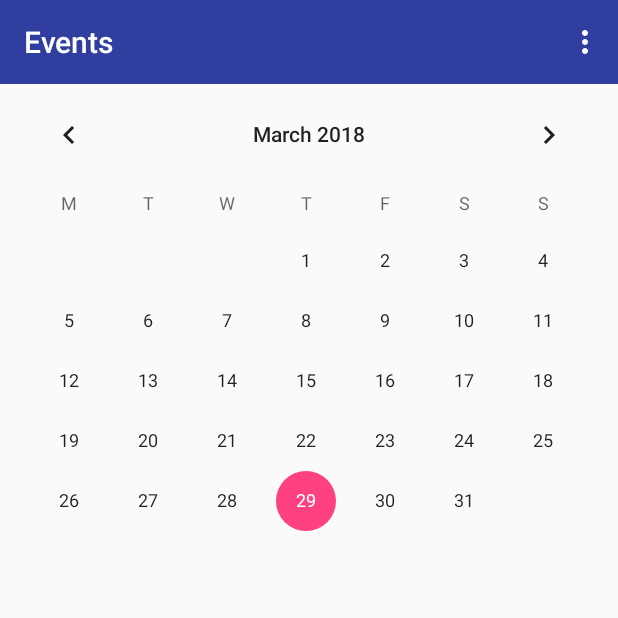
After one commit to lambrechtalex/STLZoo, an Android app: the EventsActivity screen opened directly, with no data from a screen before it, on a phone screen of 412 x 824 dp, the top half of it. The commit adds this screen. Run offline under Robolectric (Android 15) with nearby library versions, the phone set to English and light mode, and no system bars.

Commit message:
Calendar activity + xml

```diff
--- a/app/build.gradle
+++ b/app/build.gradle
@@ -6,7 +6,7 @@ android {
     compileSdkVersion 26
     defaultConfig {
         applicationId "com.example.alexl.stlzoo"
-        minSdkVersion 15
+        minSdkVersion 16
         targetSdkVersion 26
         versionCode 1
         versionName "1.0"
--- a/app/src/main/AndroidManifest.xml
+++ b/app/src/main/AndroidManifest.xml
@@ -76,6 +76,11 @@
             android:theme="@style/AppTheme.NoActionBar"
             android:label="Dining Locations" >
         </activity>
+        <activity
+            android:name=".EventsActivity"
+            android:theme="@style/AppTheme.NoActionBar"
+            android:label="Events" >
+        </activity>
 
         <!--
              The API key for Google Maps-based APIs is defined as a string resource.
--- /dev/null
+++ b/app/src/main/java/com/example/alexl/stlzoo/EventsActivity.java
@@ -0,0 +1,105 @@
+package com.example.alexl.stlzoo;
+
+import android.content.Intent;
+import android.graphics.Color;
+import android.support.design.widget.NavigationView;
+import android.support.v4.widget.DrawerLayout;
+import android.support.v7.app.AppCompatActivity;
+import android.os.Bundle;
+import android.support.v7.widget.Toolbar;
+import android.util.Log;
+import android.view.Menu;
+import android.view.MenuInflater;
+import android.view.MenuItem;
+import android.widget.CalendarView;
+import android.widget.Toast;
+
+public class EventsActivity extends AppCompatActivity {
+
+    CalendarView simpleCalendarView;
+    private DrawerLayout mDrawer;
+    private Toolbar toolbar;
+    private NavigationView nvView;
+
+    @Override
+    protected void onCreate(Bundle savedInstanceState) {
+        super.onCreate(savedInstanceState);
+        setContentView(R.layout.activity_events);
+        simpleCalendarView = (CalendarView) findViewById(R.id.simpleCalendarView); // get the reference of CalendarView
+        simpleCalendarView.setFocusedMonthDateColor(Color.RED); // set the red color for the dates of  focused month
+        simpleCalendarView.setUnfocusedMonthDateColor(Color.BLUE); // set the yellow color for the dates of an unfocused month
+        simpleCalendarView.setSelectedWeekBackgroundColor(Color.RED); // red color for the selected week's background
+        simpleCalendarView.setWeekSeparatorLineColor(Color.GREEN); // green color for the week separator line
+        // perform setOnDateChangeListener event on CalendarView
+        simpleCalendarView.setOnDateChangeListener(new CalendarView.OnDateChangeListener() {
+            @Override
+            public void onSelectedDayChange(CalendarView view, int year, int month, int dayOfMonth) {
+                // display the selected date by using a toast
+                Toast.makeText(getApplicationContext(), dayOfMonth + "/" + month + "/" + year, Toast.LENGTH_LONG).show();
+            }
+        });
+        // Set a Toolbar to replace the ActionBar.
+        toolbar = findViewById(R.id.toolbar);
+        setSupportActionBar(toolbar);
+
+        // Find our drawer view
+        mDrawer = findViewById(R.id.drawer_layout);
+
+        nvView = findViewById(R.id.nvView);
+
+        nvView.setNavigationItemSelectedListener(new NavigationView.OnNavigationItemSelectedListener() {
+
+            // This method will trigger on item Click of navigation menu
+            public boolean onNavigationItemSelected(MenuItem menuItem) {
+                if(menuItem.getItemId() == R.id.rivers_edge){
+                    Log.d("Entered case 1", "Entered case1");
+                    Intent riverAct = new Intent(getApplicationContext(), RiversEdgeActivity.class);
+                    startActivity(riverAct);
+                }
+                if(menuItem.getItemId() == R.id.the_wild) {
+                    Intent wildAct = new Intent(getApplicationContext(), TheWildActivity.class);
+                    startActivity(wildAct);
+                }
+                if(menuItem.getItemId() == R.id.discovery_center) {
+                    Intent discoveryAct = new Intent(getApplicationContext(), DiscoveryCenterActivity.class);
+                    startActivity(discoveryAct);
+                }
+                if(menuItem.getItemId() == R.id.historic_hill) {
+                    Intent historicAct = new Intent(getApplicationContext(), HistoricHillActivity.class);
+                    startActivity(historicAct);
+                }
+                if(menuItem.getItemId() == R.id.lakeside_crossing) {
+                    Intent lakesideAct = new Intent(getApplicationContext(), LakesideCrossingActivity.class);
+                    startActivity(lakesideAct);
+                }
+                if(menuItem.getItemId() == R.id.red_rocks) {
+                    Intent redAct = new Intent(getApplicationContext(), RedRocksActivity.class);
+                    startActivity(redAct);
+                }
+                if(menuItem.getItemId() == R.id.dining) {
+                    Intent diningAct = new Intent(getApplicationContext(), DiningActivity.class);
+                    startActivity(diningAct);
+                }
+                if(menuItem.getItemId() == R.id.map) {
+                    Intent mapAct = new Intent(getApplicationContext(), MapsActivity.class);
+                    startActivity(mapAct);
+                }
+                if(menuItem.getItemId() == R.id.events) {
+                    Intent eventsAct = new Intent(getApplicationContext(), EventsActivity.class);
+                    startActivity(eventsAct);
+                }
+                mDrawer.closeDrawers();
+                return true;
+
+            }
+        });
+    }
+    @Override
+    public boolean onCreateOptionsMenu(Menu menu){
+        MenuInflater inflater = getMenuInflater();
+        inflater.inflate(R.menu.drawer, menu);
+        return true;
+    }
+
+
+}
--- a/app/src/main/java/com/example/alexl/stlzoo/MapsActivity.java
+++ b/app/src/main/java/com/example/alexl/stlzoo/MapsActivity.java
@@ -101,7 +101,10 @@ public class MapsActivity extends AppCompatActivity implements OnMapReadyCallbac
                     Intent mapAct = new Intent(getApplicationContext(), MapsActivity.class);
                     startActivity(mapAct);
                 }
-
+                if(menuItem.getItemId() == R.id.events) {
+                    Intent eventsAct = new Intent(getApplicationContext(), EventsActivity.class);
+                    startActivity(eventsAct);
+                }
                 mDrawer.closeDrawers();
                 return true;
 
--- /dev/null
+++ b/app/src/main/res/layout/activity_events.xml
@@ -0,0 +1,53 @@
+
+<!-- This DrawerLayout has two children at the root  -->
+<android.support.v4.widget.DrawerLayout
+    xmlns:android="http://schemas.android.com/apk/res/android"
+    xmlns:app="http://schemas.android.com/apk/res-auto"
+    android:id="@+id/drawer_layout"
+    android:layout_width="match_parent"
+    android:layout_height="match_parent">
+
+    <!-- This LinearLayout represents the contents of the screen  -->
+    <LinearLayout
+        android:layout_width="match_parent"
+        android:layout_height="match_parent"
+        android:orientation="vertical">
+
+        <android.support.v7.widget.Toolbar
+            xmlns:android="http://schemas.android.com/apk/res/android"
+            xmlns:app="http://schemas.android.com/apk/res-auto"
+            android:id="@+id/toolbar"
+            android:layout_height="wrap_content"
+            android:layout_width="match_parent"
+            android:fitsSystemWindows="true"
+            android:minHeight="?attr/actionBarSize"
+            app:theme="@style/ThemeOverlay.AppCompat.Dark.ActionBar"
+            android:background="?attr/colorPrimaryDark">
+        </android.support.v7.widget.Toolbar>
+
+        <CalendarView
+            android:id="@+id/simpleCalendarView"
+            android:layout_width="fill_parent"
+            android:layout_height="fill_parent"
+            android:firstDayOfWeek="2"
+            android:maxDate="01/01/2020"
+            android:minDate="01/01/2018" />
+
+        <!-- The main content view where fragments are loaded -->
+        <FrameLayout
+            android:id="@+id/flContent"
+            app:layout_behavior="@string/appbar_scrolling_view_behavior"
+            android:layout_width="match_parent"
+            android:layout_height="match_parent" />
+    </LinearLayout>
+
+    <!-- The navigation drawer that comes from the left -->
+    <!-- Note that `android:layout_gravity` needs to be set to 'start' -->
+    <android.support.design.widget.NavigationView
+        android:id="@+id/nvView"
+        android:layout_width="wrap_content"
+        android:layout_height="match_parent"
+        android:layout_gravity="start"
+        android:background="@android:color/white"
+        app:menu="@menu/drawer" />
+</android.support.v4.widget.DrawerLayout>
--- a/app/src/main/res/menu/drawer.xml
+++ b/app/src/main/res/menu/drawer.xml
@@ -33,5 +33,9 @@
         android:id="@+id/map"
         android:icon="@drawable/blue_square"
         android:title="Map" />
+    <item
+        android:id="@+id/events"
+        android:icon="@drawable/blue_square"
+        android:title="Events" />
 </group>
 </menu>
```
